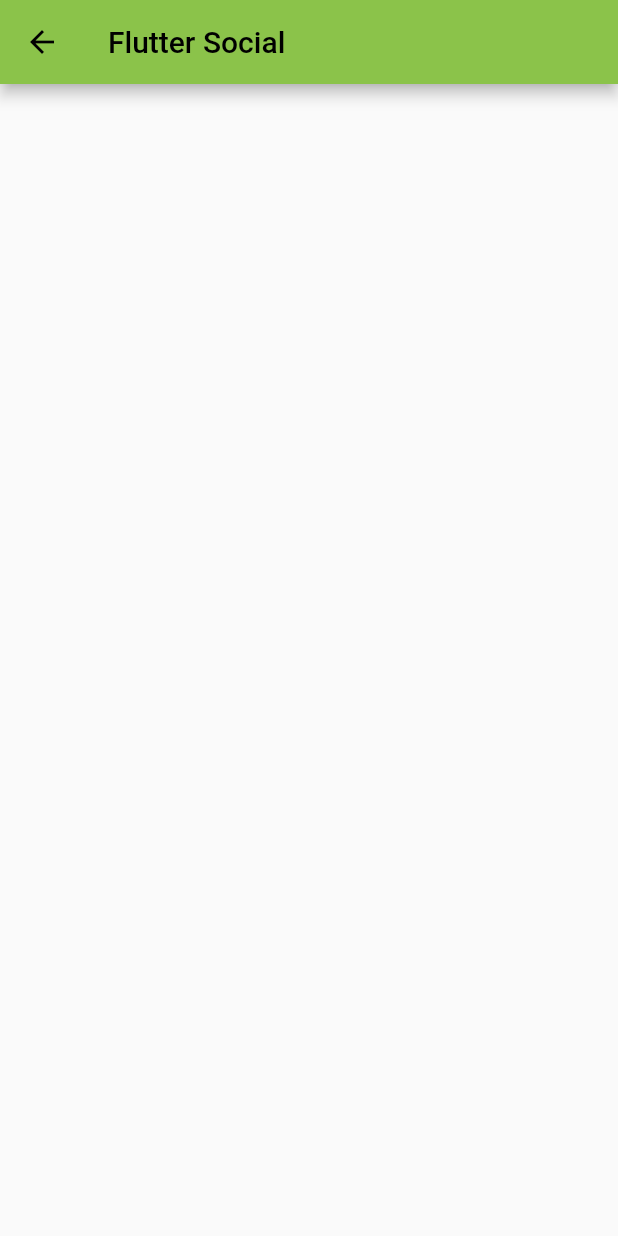
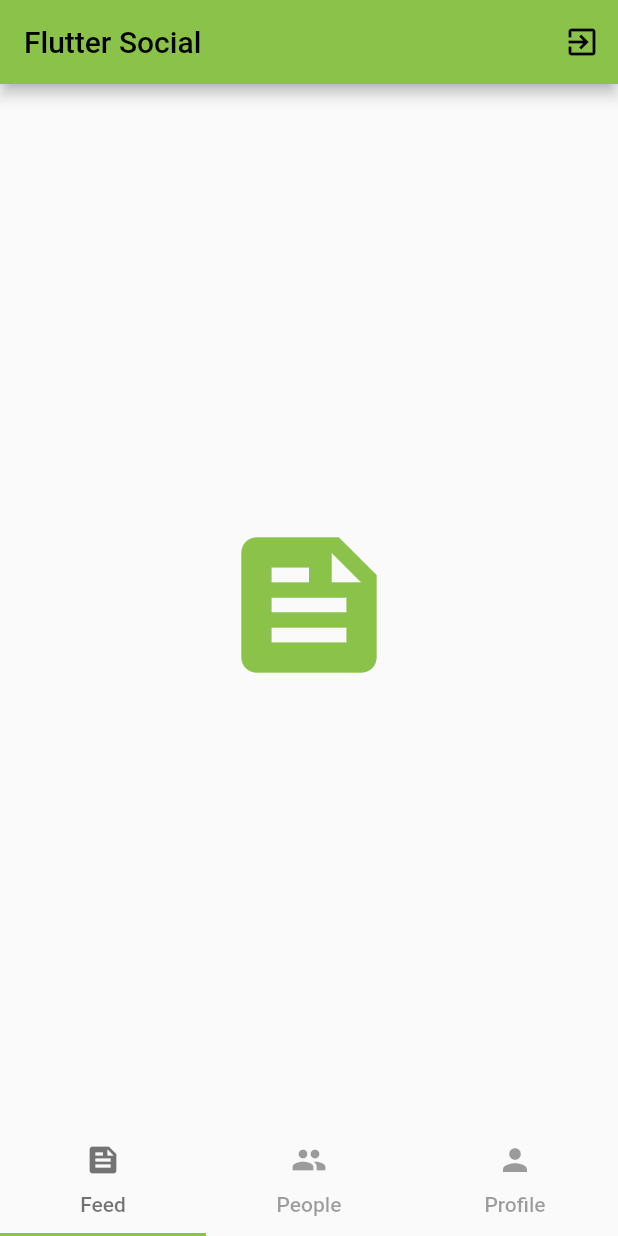
Before and after one commit to blessed-sibanda/fl_social-ui, a Flutter app: the HomeScreen screen opened directly, on a phone screen of 412 x 824 dp. Run offline on Flutter 3.47's test engine with Material 2 defaults, Android fonts, the light colour scheme and no system bars.

Commit message:
update home-page, fix route paths & implement logging-out

```diff
--- a/lib/models/app_pages.dart
+++ b/lib/models/app_pages.dart
@@ -1,6 +1,6 @@
 class AppPages {
   static String splashPath = '/splash';
   static String authPath = '/auth';
-  static String homePath = '/';
+  static String homePath = '/home';
   static String userPath = '/user';
 }
--- a/lib/navigation/app_router.dart
+++ b/lib/navigation/app_router.dart
@@ -32,7 +32,7 @@ class AppRouter extends RouterDelegate<AppLink>
         if (!appProvider.isInitialized) SplashScreen.page,
         if (appProvider.isInitialized && !appProvider.isLoggedIn)
           AuthScreen.page,
-        HomeScreen.page,
+        if (appProvider.isLoggedIn) HomeScreen.page,
       ],
     );
   }
--- a/lib/screens/home_screen.dart
+++ b/lib/screens/home_screen.dart
@@ -1,5 +1,10 @@
 import 'package:flutter/material.dart';
 import 'package:flutter_social/models/app_pages.dart';
+import 'package:flutter_social/providers/app_provider.dart';
+import 'package:flutter_social/widgets/people_list.dart';
+import 'package:flutter_social/widgets/posts_feed.dart';
+import 'package:flutter_social/widgets/user_profile.dart';
+import 'package:provider/provider.dart';
 
 class HomeScreen extends StatefulWidget {
   const HomeScreen({Key? key}) : super(key: key);
@@ -14,14 +19,55 @@ class HomeScreen extends StatefulWidget {
   State<HomeScreen> createState() => _HomeScreenState();
 }
 
-class _HomeScreenState extends State<HomeScreen> {
+class _HomeScreenState extends State<HomeScreen>
+    with SingleTickerProviderStateMixin {
+  late TabController _tabController;
+
+  @override
+  void initState() {
+    super.initState();
+    _tabController = TabController(length: 3, vsync: this);
+  }
+
+  @override
+  void dispose() {
+    _tabController.dispose();
+    super.dispose();
+  }
+
   @override
   Widget build(BuildContext context) {
     return Scaffold(
       appBar: AppBar(
         title: const Text('Flutter Social'),
+        automaticallyImplyLeading: false,
+        actions: [
+          IconButton(
+            onPressed: () {
+              Provider.of<AppProvider>(context, listen: false).logOut();
+            },
+            icon: const Icon(Icons.exit_to_app),
+          ),
+        ],
       ),
-      body: Container(),
+      body: SafeArea(
+        child: TabBarView(
+          controller: _tabController,
+          children: const [PostsFeed(), PeopleList(), UserProfile()],
+        ),
+      ),
+      bottomNavigationBar: SafeArea(
+        child: TabBar(
+          controller: _tabController,
+          labelColor: Colors.black54,
+          unselectedLabelColor: Colors.black38,
+          tabs: const [
+            Tab(icon: Icon(Icons.feed), text: 'Feed'),
+            Tab(icon: Icon(Icons.people), text: 'People'),
+            Tab(icon: Icon(Icons.person), text: 'Profile'),
+          ],
+        ),
+      ),
     );
   }
 }
--- a/lib/screens/splash_screen.dart
+++ b/lib/screens/splash_screen.dart
@@ -25,8 +25,9 @@ class _SplashScreenState extends State<SplashScreen> {
 
   @override
   Widget build(BuildContext context) {
-    return Container(
-      color: Colors.blueGrey,
+    return Scaffold(
+      body: Container(
+        color: Colors.lightGreen.shade50,
         child: Center(
           child: Text(
             'Flutter Social',
@@ -37,6 +38,7 @@ class _SplashScreenState extends State<SplashScreen> {
             ),
           ),
         ),
+      ),
     );
   }
 }
--- /dev/null
+++ b/lib/widgets/posts_feed.dart
@@ -0,0 +1,23 @@
+import 'package:flutter/material.dart';
+
+class PostsFeed extends StatefulWidget {
+  const PostsFeed({Key? key}) : super(key: key);
+
+  @override
+  _PostsFeedState createState() => _PostsFeedState();
+}
+
+class _PostsFeedState extends State<PostsFeed> {
+  @override
+  Widget build(BuildContext context) {
+    return const Scaffold(
+      body: Center(
+        child: Icon(
+          Icons.feed,
+          size: 120.0,
+          color: Colors.lightGreen,
+        ),
+      ),
+    );
+  }
+}
```
Also changed, not shown: lib/providers/app_provider.dart (+7 -0 lines), lib/widgets/people_list.dart (added, +23 -0 lines), lib/widgets/user_profile.dart (added, +23 -0 lines). Lines whose indentation alone changed are shown as unchanged.
